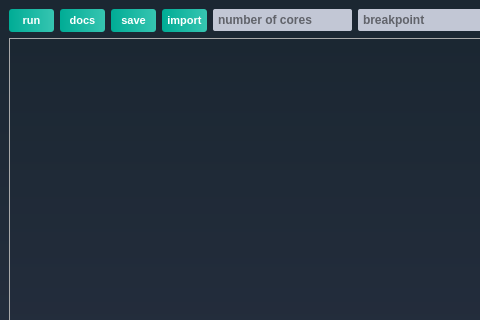
Above: mainwindow.ui from pErfEcto2/almost_cpu before the change; both pictures show x 0 to 480 and y 0 to 320 of the 1000 by 750 pixel window. Below: the same form after it.
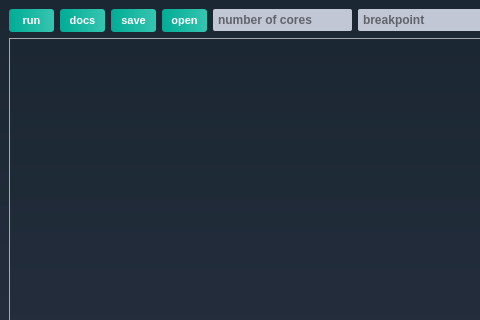
That is the form after the change. Icons and pictures are not drawn.

Patch:
```diff
--- a/mainwindow.ui
+++ b/mainwindow.ui
@@ -1107,8 +1107,14 @@
         </item>
         <item>
          <widget class="QPushButton" name="import_button">
+          <property name="minimumSize">
+           <size>
+            <width>45</width>
+            <height>0</height>
+           </size>
+          </property>
           <property name="text">
-           <string>import</string>
+           <string>open</string>
           </property>
           <property name="shortcut">
            <string>Ctrl+O</string>
```
